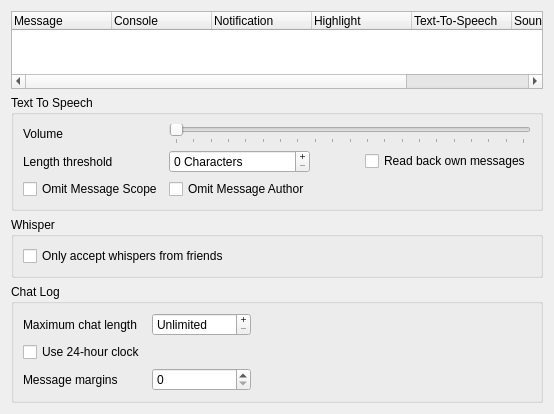
This is src/mumble/Log.ui in mumble-voip/mumble as Qt 5 draws it before an edit. The edited form follows.
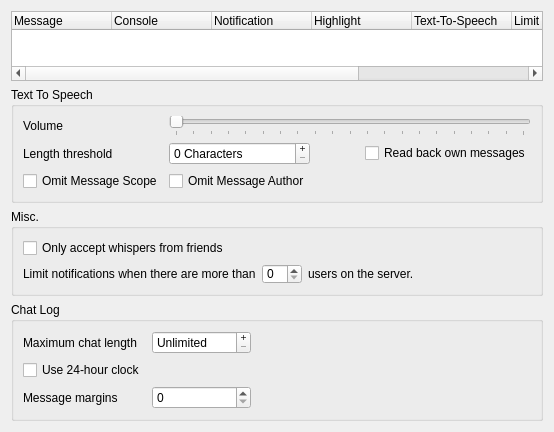
This is the edited form.

Commit message:
FEAT(client): Add notification thresholding
As requested in #2556, this commit implements the ability to turn off notifications when the server is hosting a number of clients defined by the user.

Implements #2556

The edit to the form file:
```diff
--- a/src/mumble/Log.ui
+++ b/src/mumble/Log.ui
@@ -7,7 +7,7 @@
     <x>0</x>
     <y>0</y>
     <width>554</width>
-    <height>414</height>
+    <height>417</height>
    </rect>
   </property>
   <property name="windowTitle">
@@ -58,7 +58,7 @@
      </column>
      <column>
       <property name="text">
-       <string>Soundfile</string>
+       <string>Limit</string>
       </property>
      </column>
      <column>
@@ -66,6 +66,11 @@
        <string>Path</string>
       </property>
      </column>
+     <column>
+      <property name="text">
+       <string>Soundfile</string>
+      </property>
+     </column>
     </widget>
    </item>
    <item>
@@ -180,10 +185,10 @@
    <item>
     <widget class="QGroupBox" name="qgbWhisper">
      <property name="title">
-      <string>Whisper</string>
+      <string>Misc.</string>
      </property>
-     <layout class="QVBoxLayout" name="verticalLayout">
-      <item>
+     <layout class="QGridLayout" name="gridLayout">
+      <item row="0" column="0">
        <widget class="QCheckBox" name="qcbWhisperFriends">
         <property name="toolTip">
          <string>If checked you will only hear whispers from users you added to your friend list.</string>
@@ -193,6 +198,55 @@
         </property>
        </widget>
       </item>
+      <item row="1" column="1">
+       <widget class="QSpinBox" name="qsbMessageLimitUsers">
+        <property name="enabled">
+         <bool>true</bool>
+        </property>
+        <property name="maximumSize">
+         <size>
+          <width>40</width>
+          <height>20</height>
+         </size>
+        </property>
+        <property name="toolTip">
+         <string>Number of users that will trigger message limiting functionality.</string>
+        </property>
+        <property name="frame">
+         <bool>true</bool>
+        </property>
+       </widget>
+      </item>
+      <item row="1" column="2">
+       <widget class="QLabel" name="label">
+        <property name="text">
+         <string>users on the server.</string>
+        </property>
+        <property name="buddy">
+         <cstring>qsbMessageLimitUsers</cstring>
+        </property>
+       </widget>
+      </item>
+      <item row="1" column="3">
+       <spacer name="horizontalSpacer_2">
+        <property name="orientation">
+         <enum>Qt::Horizontal</enum>
+        </property>
+        <property name="sizeHint" stdset="0">
+         <size>
+          <width>40</width>
+          <height>20</height>
+         </size>
+        </property>
+       </spacer>
+      </item>
+      <item row="1" column="0">
+       <widget class="QLabel" name="label_2">
+        <property name="text">
+         <string>Limit notifications when there are more than</string>
+        </property>
+       </widget>
+      </item>
      </layout>
     </widget>
    </item>
```
Left out of the diff: 2 changed lines with no effect on the pictures. The commit also changes 4 other files.
